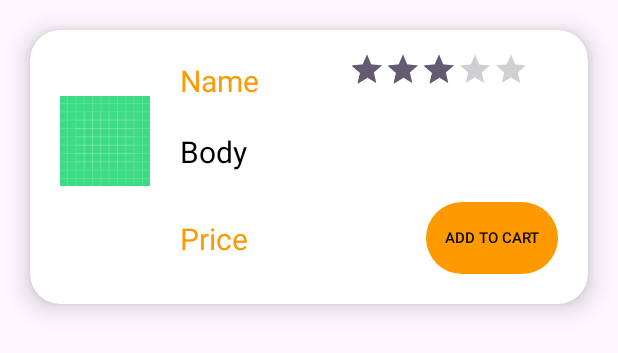
After one commit to dustin-nguyen/AmazonApp, an Android app: the layout view_holder_item.xml on its own in the app's theme, with its tools: preview values and no code run, on a phone screen of 412 x 824 dp. The commit adds this screen. Shown: the top 353 px of the screen. Run offline under Robolectric (Android 15) with nearby library versions, the phone set to English and light mode, and no system bars; network calls fail.

Commit message:
display item based on subcategory

```diff
--- /dev/null
+++ b/app/src/main/res/layout/view_holder_item.xml
@@ -0,0 +1,78 @@
+<?xml version="1.0" encoding="utf-8"?>
+<androidx.cardview.widget.CardView xmlns:android="http://schemas.android.com/apk/res/android"
+    android:layout_width="match_parent"
+    android:layout_height="wrap_content"
+
+    xmlns:app="http://schemas.android.com/apk/res-auto"
+    app:cardCornerRadius="@dimen/cardCornerRadius"
+    android:layout_margin="@dimen/_20dp"
+    app:cardElevation="@dimen/cardElevation">
+    <androidx.constraintlayout.widget.ConstraintLayout
+        android:layout_width="match_parent"
+        android:layout_height="wrap_content">
+        <androidx.appcompat.widget.AppCompatImageView
+            android:layout_margin="@dimen/_20dp"
+            android:layout_width="60dp"
+            android:layout_height="match_parent"
+            app:layout_constraintStart_toStartOf="parent"
+            app:layout_constraintTop_toTopOf="parent"
+            android:id="@+id/img_item"
+            android:src="@drawable/ic_launcher_background"/>
+        <TextView
+            android:textColor="@color/palette_orange"
+            android:layout_margin="@dimen/_20dp"
+            style="@style/PrimaryText"
+            android:layout_width="wrap_content"
+            android:layout_height="wrap_content"
+            app:layout_constraintTop_toTopOf="parent"
+            app:layout_constraintStart_toEndOf="@id/img_item"
+            android:text="Name"
+            android:id="@+id/tv_name"/>
+        <androidx.appcompat.widget.AppCompatRatingBar
+            android:scaleX="0.5"
+            android:scaleY="0.5"
+            app:layout_constraintTop_toTopOf="parent"
+
+            app:layout_constraintStart_toEndOf="@id/tv_name"
+            android:layout_width="wrap_content"
+            android:layout_height="wrap_content"
+            android:id="@+id/ratingBar"
+            android:numStars="5"
+            android:stepSize="0.5"
+            android:rating="3"/>
+        <TextView
+
+            android:layout_margin="@dimen/_20dp"
+            style="@style/PrimaryText"
+            android:layout_width="0dp"
+            android:layout_height="wrap_content"
+            app:layout_constraintEnd_toEndOf="parent"
+            app:layout_constraintTop_toBottomOf="@id/tv_name"
+            app:layout_constraintStart_toEndOf="@id/img_item"
+            android:text="Body"
+            android:id="@+id/tv_body"/>
+        <TextView
+            android:textColor="@color/palette_orange"
+            android:layout_margin="@dimen/_20dp"
+            style="@style/PrimaryText"
+            android:layout_width="wrap_content"
+            android:layout_height="wrap_content"
+            app:layout_constraintTop_toBottomOf="@id/tv_body"
+            app:layout_constraintBottom_toBottomOf="parent"
+            app:layout_constraintStart_toEndOf="@id/img_item"
+            android:text="Price"
+            android:id="@+id/tv_price"/>
+        <androidx.appcompat.widget.AppCompatButton
+            android:layout_margin="@dimen/_20dp"
+            android:textSize="10dp"
+            style="@style/PrimaryButton"
+            android:layout_width="wrap_content"
+            android:layout_height="wrap_content"
+            app:layout_constraintTop_toBottomOf="@id/tv_body"
+            app:layout_constraintBottom_toBottomOf="parent"
+            app:layout_constraintEnd_toEndOf="parent"
+            android:text="Add to Cart"
+            android:id="@+id/btn_add_toCart"/>
+    </androidx.constraintlayout.widget.ConstraintLayout>
+
+</androidx.cardview.widget.CardView>
```
Also changed, not shown: app/src/main/java/com/learn/amazonapp/model/remote/VolleyHandler.kt (+30 -0 lines), app/src/main/java/com/learn/amazonapp/model/remote/entity/ListOfItemResponse.kt (added, +7 -0 lines), app/src/main/java/com/learn/amazonapp/model/remote/entity/Product.kt (added, +14 -0 lines), app/src/main/java/com/learn/amazonapp/presenter/ListOfItem/ShowItemFragmentContract.kt (added, +18 -0 lines), app/src/main/java/com/learn/amazonapp/presenter/ListOfItem/ShowItemPresenter.kt (added, +39 -0 lines), app/src/main/java/com/learn/amazonapp/view/adapter/ShowItemAdapter.kt (added, +61 -0 lines), app/src/main/java/com/learn/amazonapp/view/fragment/ShowItemFragment.kt (+58 -4 lines), app/src/main/res/layout/fragment_show_item.xml (+13 -8 lines).
